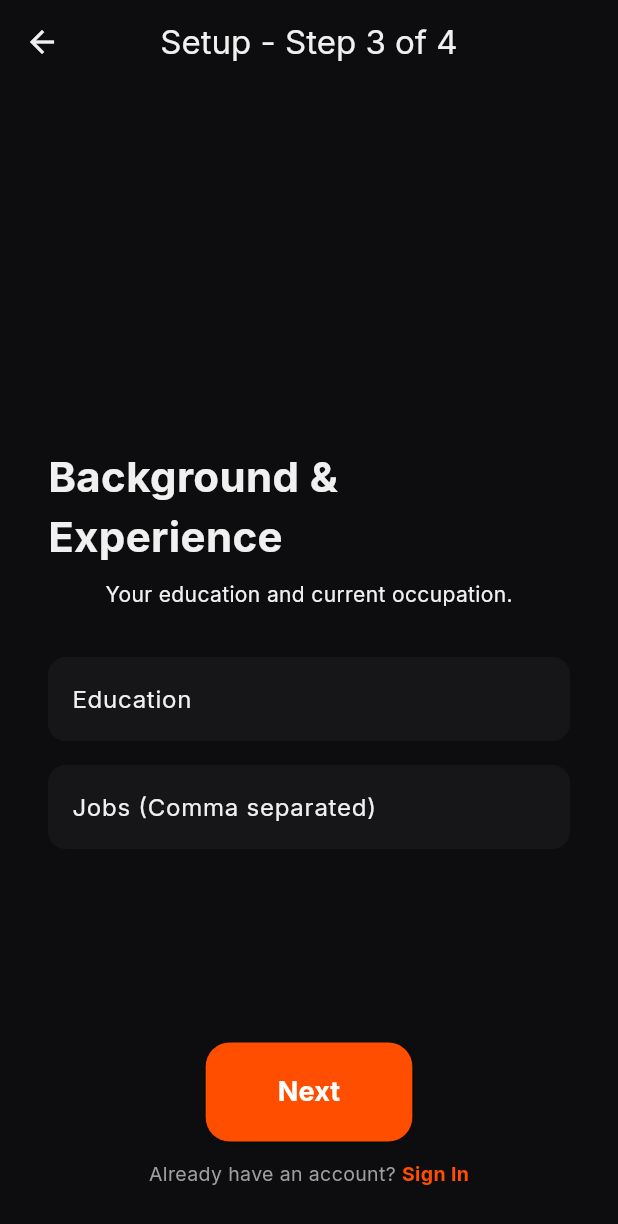
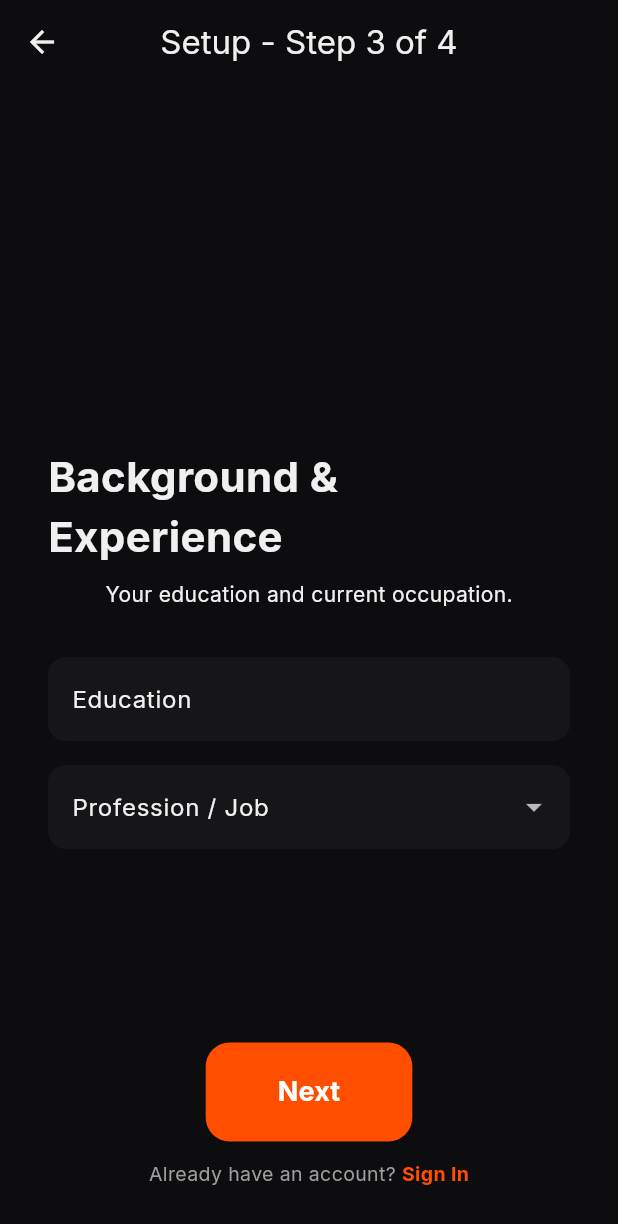
Before and after one commit to Aghosh-mv/socfir, a Flutter app: the SetupWizardScreen screen opened by its route, swiped to page 3, on a phone screen of 412 x 824 dp. Shown: the top 1224 px of the screen. Run offline on Flutter 3.47's test engine with Material 3 defaults, Android fonts, the phone set to English and light mode, and no system bars; drawn by our look-alikes of flutter_animate; our stand-ins replace flutter_riverpod, go_router, google_fonts, shared_preferences, shimmer, supabase_flutter and 1 more; accounts and stored records are empty; network calls fail.

Commit message:
feat(validation): add anti-gibberish algorithm to email check and dropdown fields for jobs & hobbies

```diff
--- a/lib/features/onboarding/setup_wizard_screen.dart
+++ b/lib/features/onboarding/setup_wizard_screen.dart
@@ -26,9 +26,43 @@ class _SetupWizardScreenState extends ConsumerState<SetupWizardScreen> {
   final _displayNameCtrl = TextEditingController();
   final _bioCtrl = TextEditingController();
   final _educationCtrl = TextEditingController();
-  final _hobbiesCtrl = TextEditingController();
+  final _otherJobCtrl = TextEditingController();
+  final _otherHobbyCtrl = TextEditingController();
   final _projectsCtrl = TextEditingController();
-  final _jobsCtrl = TextEditingController();
+
+  // Dropdown Selections
+  String? _selectedJob;
+  String? _selectedHobby;
+
+  static const List<String> kAvailableJobs = [
+    'Software Engineer',
+    'Product Designer',
+    'Data Scientist',
+    'Product Manager',
+    'Student / Researcher',
+    'Founder / Entrepreneur',
+    'Marketing Specialist',
+    'Financial Analyst',
+    'Doctor / Healthcare',
+    'Lawyer / Legal Counsel',
+    'Artist / Creator',
+    'Other (Specify)',
+  ];
+
+  static const List<String> kAvailableHobbies = [
+    'Coding & Open Source',
+    'Reading & Literature',
+    'Gaming & Esports',
+    'Fitness & Weightlifting',
+    'Hiking & Outdoors',
+    'Music & Production',
+    'Photography & Film',
+    'Cooking & Culinary Arts',
+    'Chess & Strategy Games',
+    'Traveling & Exploring',
+    'Writing & Blogging',
+    'Other (Specify)',
+  ];
 
   // Validation Error Strings
   String? _emailError;
@@ -38,6 +72,8 @@ class _SetupWizardScreenState extends ConsumerState<SetupWizardScreen> {
   String? _ageError;
   String? _bioError;
   String? _educationError;
+  String? _jobError;
+  String? _hobbyError;
 
   @override
   void dispose() {
@@ -49,9 +85,9 @@ class _SetupWizardScreenState extends ConsumerState<SetupWizardScreen> {
     _displayNameCtrl.dispose();
     _bioCtrl.dispose();
     _educationCtrl.dispose();
-    _hobbiesCtrl.dispose();
+    _otherJobCtrl.dispose();
+    _otherHobbyCtrl.dispose();
     _projectsCtrl.dispose();
-    _jobsCtrl.dispose();
     super.dispose();
   }
 
@@ -64,6 +100,8 @@ class _SetupWizardScreenState extends ConsumerState<SetupWizardScreen> {
       _ageError = null;
       _bioError = null;
       _educationError = null;
+      _jobError = null;
+      _hobbyError = null;
     });
   }
 
@@ -150,6 +188,24 @@ class _SetupWizardScreenState extends ConsumerState<SetupWizardScreen> {
         _educationError = 'Education is required (e.g. MIT, High School, Self-Taught).';
         isValid = false;
       }
+
+      // Validate Job Selection
+      if (_selectedJob == null) {
+        _jobError = 'Please select your profession from the dropdown.';
+        isValid = false;
+      } else if (_selectedJob == 'Other (Specify)' && _otherJobCtrl.text.trim().isEmpty) {
+        _jobError = 'Please specify your profession.';
+        isValid = false;
+      }
+    } else if (step == 3) {
+      // Validate Hobby Selection
+      if (_selectedHobby == null) {
+        _hobbyError = 'Please select a primary interest/hobby from the dropdown.';
+        isValid = false;
+      } else if (_selectedHobby == 'Other (Specify)' && _otherHobbyCtrl.text.trim().isEmpty) {
+        _hobbyError = 'Please specify your interest/hobby.';
+        isValid = false;
+      }
     }
 
     setState(() {});
@@ -180,7 +236,7 @@ class _SetupWizardScreenState extends ConsumerState<SetupWizardScreen> {
 
   Future<void> _finishSetup() async {
     // Validate all steps, jump to first failing one
-    for (int i = 0; i < 3; i++) {
+    for (int i = 0; i <= 3; i++) {
       final isValid = await _validateStep(i);
       if (!isValid) {
         _pageController.jumpToPage(i);
@@ -197,6 +253,9 @@ class _SetupWizardScreenState extends ConsumerState<SetupWizardScreen> {
     setState(() => _isLoading = true);
     try {
       final age = int.tryParse(_ageCtrl.text.trim()) ?? 18;
+      final finalJob = _selectedJob == 'Other (Specify)' ? _otherJobCtrl.text.trim() : (_selectedJob ?? '');
+      final finalHobby = _selectedHobby == 'Other (Specify)' ? _otherHobbyCtrl.text.trim() : (_selectedHobby ?? '');
+
       await ref.read(authServiceProvider).signUp(
         email: _emailCtrl.text.trim(),
         password: _passwordCtrl.text, // Don't trim passwords
@@ -205,9 +264,9 @@ class _SetupWizardScreenState extends ConsumerState<SetupWizardScreen> {
         displayName: _displayNameCtrl.text.trim(),
         bio: _bioCtrl.text.trim(),
         education: _educationCtrl.text.trim(),
-        hobbies: _hobbiesCtrl.text.isNotEmpty ? _hobbiesCtrl.text.split(',').map((e) => e.trim()).toList() : [],
+        hobbies: finalHobby.isNotEmpty ? [finalHobby] : [],
         projects: _projectsCtrl.text.isNotEmpty ? _projectsCtrl.text.split(',').map((e) => e.trim()).toList() : [],
-        jobs: _jobsCtrl.text.isNotEmpty ? _jobsCtrl.text.split(',').map((e) => e.trim()).toList() : [],
+        jobs: finalJob.isNotEmpty ? [finalJob] : [],
       );
       if (mounted) context.go('/feed');
     } catch (e) {
@@ -237,6 +296,49 @@ class _SetupWizardScreenState extends ConsumerState<SetupWizardScreen> {
         keyboardType: type,
         onChanged: (_) {
           if (errorText != null) setState(() => _clearErrors());
+        },
+        decoration: InputDecoration(
+          labelText: label,
+          errorText: errorText,
+          filled: true,
+          fillColor: Theme.of(context).cardColor,
+          border: OutlineInputBorder(
+            borderRadius: BorderRadius.circular(12),
+            borderSide: BorderSide.none,
+          ),
+          errorBorder: OutlineInputBorder(
+            borderRadius: BorderRadius.circular(12),
+            borderSide: const BorderSide(color: Colors.red, width: 1.5),
+          ),
+          focusedErrorBorder: OutlineInputBorder(
+            borderRadius: BorderRadius.circular(12),
+            borderSide: const BorderSide(color: Colors.red, width: 2),
+          ),
+        ),
+      ),
+    );
+  }
+
+  Widget _buildDropdownField({
+    required String label,
+    required String? value,
+    required List<String> items,
+    required ValueChanged<String?> onChanged,
+    String? errorText,
+  }) {
+    return Padding(
+      padding: const EdgeInsets.only(bottom: 16.0),
+      child: DropdownButtonFormField<String>(
+        value: value,
+        items: items
+            .map((item) => DropdownMenuItem(
+                  value: item,
+                  child: Text(item, overflow: TextOverflow.ellipsis),
+                ))
+            .toList(),
+        onChanged: (val) {
+          onChanged(val);
+          _clearErrors();
         },
         decoration: InputDecoration(
           labelText: label,
@@ -298,7 +400,15 @@ class _SetupWizardScreenState extends ConsumerState<SetupWizardScreen> {
           const Text('Your education and current occupation.'),
           const SizedBox(height: 32),
           _buildTextField('Education', _educationCtrl, errorText: _educationError),
-          _buildTextField('Jobs (Comma separated)', _jobsCtrl),
+          _buildDropdownField(
+            label: 'Profession / Job',
+            value: _selectedJob,
+            items: kAvailableJobs,
+            onChanged: (val) => setState(() => _selectedJob = val),
+            errorText: _jobError,
+          ),
+          if (_selectedJob == 'Other (Specify)')
+            _buildTextField('Specify Profession', _otherJobCtrl, errorText: _jobError),
         ],
       ),
       // Step 3: Interests
@@ -309,7 +419,15 @@ class _SetupWizardScreenState extends ConsumerState<SetupWizardScreen> {
           const SizedBox(height: 8),
           const Text('What do you love working on or doing?'),
           const SizedBox(height: 32),
-          _buildTextField('Hobbies (Comma separated)', _hobbiesCtrl),
+          _buildDropdownField(
+            label: 'Primary Hobby / Interest',
+            value: _selectedHobby,
+            items: kAvailableHobbies,
+            onChanged: (val) => setState(() => _selectedHobby = val),
+            errorText: _hobbyError,
+          ),
+          if (_selectedHobby == 'Other (Specify)')
+            _buildTextField('Specify Hobby', _otherHobbyCtrl, errorText: _hobbyError),
           _buildTextField('Projects (Comma separated)', _projectsCtrl),
         ],
       ),
```
Also changed, not shown: lib/shared/utils/email_verifier.dart (+10 -5 lines).
